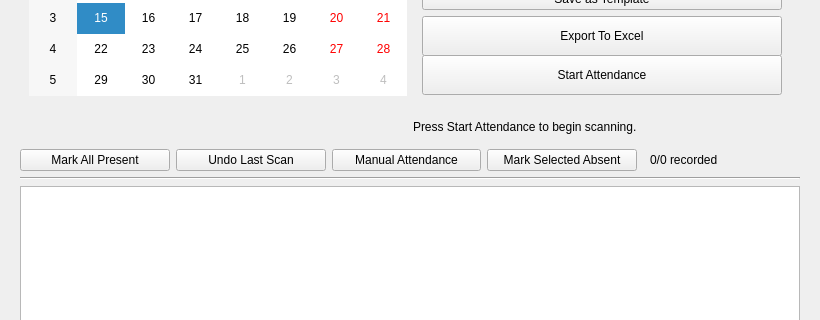
Above: ui/take_attendance_window.ui from imndllnuri/students-attendance-app before the change; both pictures show x 0 to 820 and y 176 to 496 of the 820 by 580 pixel window. Below: the same form after it.
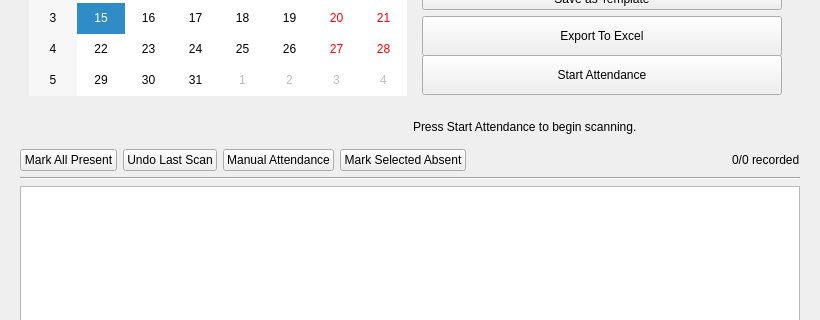
That is the form after the change.

```diff
--- a/ui/take_attendance_window.ui
+++ b/ui/take_attendance_window.ui
@@ -61,6 +61,8 @@
         <item>
          <spacer name="attendance_actions_spacer">
           <property name="orientation"><enum>Qt::Horizontal</enum></property>
+    <property name="sizeType"><enum>QSizePolicy::Expanding</enum></property>
+    <property name="sizeHint" stdset="0"><size><width>40</width><height>20</height></size></property>
          </spacer>
         </item>
         <item>
```
Lines whose indentation alone changed are shown as unchanged.
